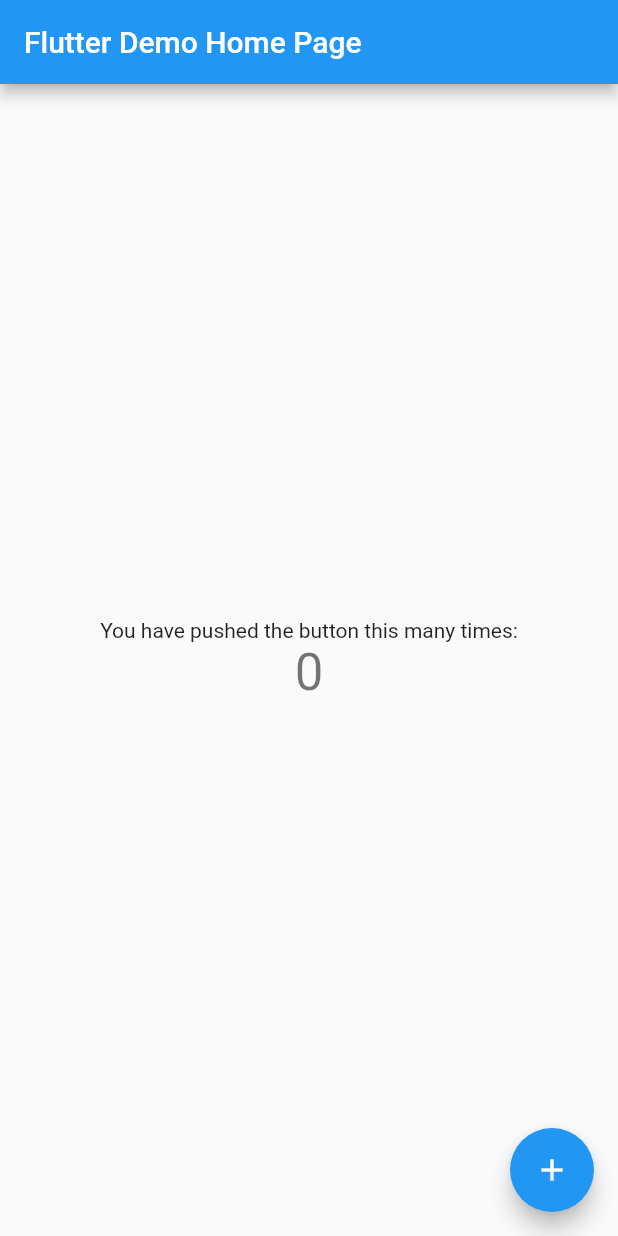
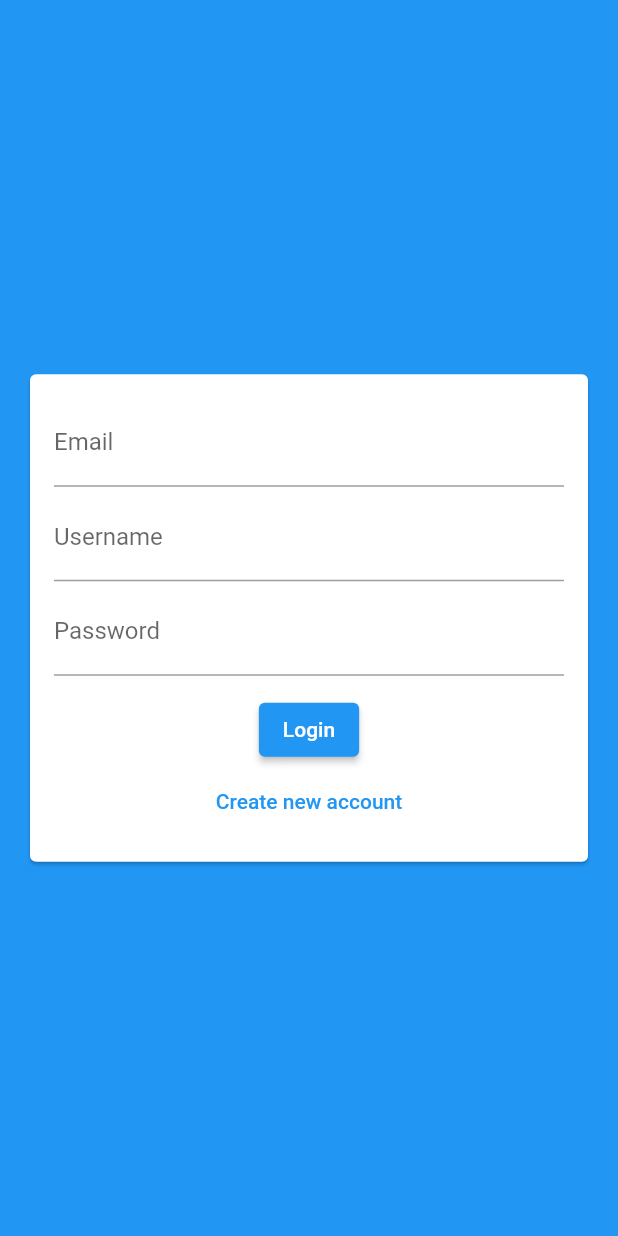
Before and after one commit to SharfarazMahmood/Postman, a Flutter app: the screen it shows after launch, on a phone screen of 412 x 824 dp. Run offline on Flutter 3.47's test engine with Material 2 defaults, Android fonts, the phone set to English and light mode, and no system bars; our stand-ins replace cloud_firestore; accounts and stored records are empty.

Commit message:
Authentication screen, firebase plugin and firebase connection added.

```diff
--- /dev/null
+++ b/lib/helper/server_urls.dart
@@ -0,0 +1,4 @@
+class Urls {
+
+
+}
--- a/lib/main.dart
+++ b/lib/main.dart
@@ -1,115 +1,21 @@
 import 'package:flutter/material.dart';
+import 'package:postman/screens/auth_screen.dart';
+import 'package:postman/screens/chat_screen.dart';
 
 void main() {
   runApp(MyApp());
 }
 
 class MyApp extends StatelessWidget {
-  const MyApp({Key? key}) : super(key: key);
-
-  // This widget is the root of your application.
   @override
   Widget build(BuildContext context) {
     return MaterialApp(
-      title: 'Flutter Demo',
+      debugShowCheckedModeBanner: false,
+      title: 'Postman',
       theme: ThemeData(
-        // This is the theme of your application.
-        //
-        // Try running your application with "flutter run". You'll see the
-        // application has a blue toolbar. Then, without quitting the app, try
-        // changing the primarySwatch below to Colors.green and then invoke
-        // "hot reload" (press "r" in the console where you ran "flutter run",
-        // or simply save your changes to "hot reload" in a Flutter IDE).
-        // Notice that the counter didn't reset back to zero; the application
-        // is not restarted.
         primarySwatch: Colors.blue,
       ),
-      home: const MyHomePage(title: 'Flutter Demo Home Page'),
+      home: AuthScreen(),
     );
   }
 }
-
-class MyHomePage extends StatefulWidget {
-  const MyHomePage({Key? key, required this.title}) : super(key: key);
-
-  // This widget is the home page of your application. It is stateful, meaning
-  // that it has a State object (defined below) that contains fields that affect
-  // how it looks.
-
-  // This class is the configuration for the state. It holds the values (in this
-  // case the title) provided by the parent (in this case the App widget) and
-  // used by the build method of the State. Fields in a Widget subclass are
-  // always marked "final".
-
-  final String title;
-
-  @override
-  State<MyHomePage> createState() => _MyHomePageState();
-}
-
-class _MyHomePageState extends State<MyHomePage> {
-  int _counter = 0;
-
-  void _incrementCounter() {
-    setState(() {
-      // This call to setState tells the Flutter framework that something has
-      // changed in this State, which causes it to rerun the build method below
-      // so that the display can reflect the updated values. If we changed
-      // _counter without calling setState(), then the build method would not be
-      // called again, and so nothing would appear to happen.
-      _counter++;
-    });
-  }
-
-  @override
-  Widget build(BuildContext context) {
-    // This method is rerun every time setState is called, for instance as done
-    // by the _incrementCounter method above.
-    //
-    // The Flutter framework has been optimized to make rerunning build methods
-    // fast, so that you can just rebuild anything that needs updating rather
-    // than having to individually change instances of widgets.
-    return Scaffold(
-      appBar: AppBar(
-        // Here we take the value from the MyHomePage object that was created by
-        // the App.build method, and use it to set our appbar title.
-        title: Text(widget.title),
-      ),
-      body: Center(
-        // Center is a layout widget. It takes a single child and positions it
-        // in the middle of the parent.
-        child: Column(
-          // Column is also a layout widget. It takes a list of children and
-          // arranges them vertically. By default, it sizes itself to fit its
-          // children horizontally, and tries to be as tall as its parent.
-          //
-          // Invoke "debug painting" (press "p" in the console, choose the
-          // "Toggle Debug Paint" action from the Flutter Inspector in Android
-          // Studio, or the "Toggle Debug Paint" command in Visual Studio Code)
-          // to see the wireframe for each widget.
-          //
-          // Column has various properties to control how it sizes itself and
-          // how it positions its children. Here we use mainAxisAlignment to
-          // center the children vertically; the main axis here is the vertical
-          // axis because Columns are vertical (the cross axis would be
-          // horizontal).
-          mainAxisAlignment: MainAxisAlignment.center,
-          children: <Widget>[
-            const Text(
-              'You have pushed the button this many times:',
-            ),
-            Text(
-              '$_counter',
-              style: Theme.of(context).textTheme.headline4,
-            ),
-          ],
-        ),
-      ),
-      floatingActionButton: FloatingActionButton(
-        onPressed: _incrementCounter,
-        tooltip: 'Increment',
-        child: const Icon(Icons.add),
-      ), // This trailing comma makes auto-formatting nicer for build methods.
-    );
-  }
-}
--- /dev/null
+++ b/lib/screens/auth_screen.dart
@@ -0,0 +1,19 @@
+import 'package:flutter/material.dart';
+import 'package:postman/widgets/auth_form.dart';
+
+class AuthScreen extends StatefulWidget {
+  @override
+  _AuthScreenState createState() => _AuthScreenState();
+}
+
+class _AuthScreenState extends State<AuthScreen> {
+  @override
+  Widget build(BuildContext context) {
+    return Scaffold(
+      backgroundColor: Theme.of(context).primaryColor,
+      body: Authform(
+
+      ),
+    );
+  }
+}
--- /dev/null
+++ b/lib/widgets/auth_form.dart
@@ -0,0 +1,61 @@
+import 'package:flutter/material.dart';
+
+class Authform extends StatefulWidget {
+  const Authform({
+    Key key,
+  }) : super(key: key);
+
+  @override
+  State<Authform> createState() => _AuthformState();
+}
+
+class _AuthformState extends State<Authform> {
+  @override
+  Widget build(BuildContext context) {
+    return Center(
+      child: Card(
+        margin: const EdgeInsets.all(20),
+        child: SingleChildScrollView(
+          child: Padding(
+            padding: const EdgeInsets.all(16),
+            child: Form(
+              child: Column(
+                mainAxisSize: MainAxisSize.min,
+                children: <Widget>[
+                  TextFormField(
+                    keyboardType: TextInputType.emailAddress,
+                    decoration: const InputDecoration(
+                      labelText: "Email",
+                    ),
+                  ),
+                  const SizedBox(height: 4),
+                  TextFormField(
+                    decoration: const InputDecoration(
+                      labelText: "Username",
+                    ),
+                  ),
+                  const SizedBox(height: 4),
+                  TextFormField(
+                    decoration: const InputDecoration(
+                      labelText: "Password",
+                    ),
+                    obscureText: true,
+                  ),
+                  const SizedBox(height: 12),
+                  ElevatedButton(
+                    child: Text("Login"),
+                    onPressed: () {},
+                  ),
+                  TextButton(
+                    child: Text('Create new account'),
+                    onPressed: () {},
+                  ),
+                ],
+              ),
+            ),
+          ),
+        ),
+      ),
+    );
+  }
+}
--- a/pubspec.yaml
+++ b/pubspec.yaml
@@ -34,6 +34,7 @@
   # The following adds the Cupertino Icons font to your application.
   # Use with the CupertinoIcons class for iOS style icons.
   cupertino_icons: ^1.0.2
+  cloud_firestore: ^0.13.5
 
 dev_dependencies:
   flutter_test:
```
Also changed, not shown: lib/screens/chat_screen.dart (added, +41 -0 lines), pubspec.lock, 3 other files.
